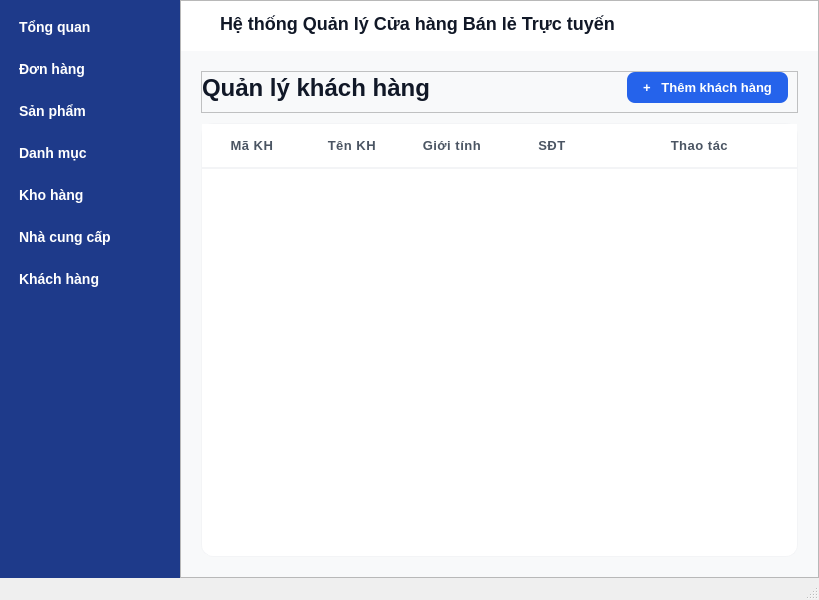
Above: ui/main.ui from doandt0612/retail-store-management before the change. Below: the same form after it.
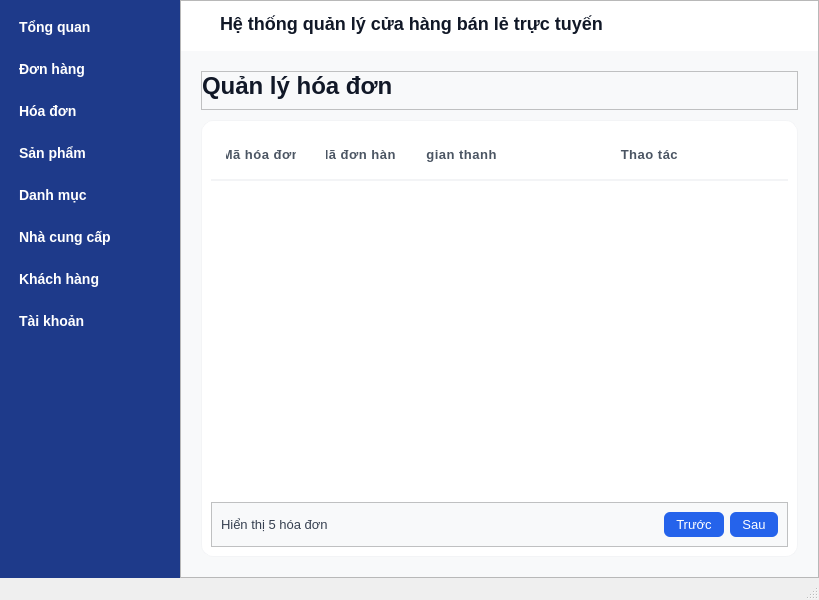
That is the form after the change.

Diff of the .ui file:
```diff
--- a/ui/main.ui
+++ b/ui/main.ui
@@ -129,6 +129,13 @@
          </property>
         </widget>
        </item>
+       <item>
+        <widget class="QPushButton" name="btnHoaDon">
+         <property name="text">
+          <string>Hóa đơn</string>
+         </property>
+        </widget>
+       </item>
        <item>
         <widget class="QPushButton" name="btnSanPham">
          <property name="text">
@@ -143,13 +150,6 @@
          </property>
         </widget>
        </item>
-       <item>
-        <widget class="QPushButton" name="btnKhoHang">
-         <property name="text">
-          <string>Kho hàng</string>
-         </property>
-        </widget>
-       </item>
        <item>
         <widget class="QPushButton" name="btnNhaCungCap">
          <property name="text">
@@ -164,6 +164,13 @@
          </property>
         </widget>
        </item>
+       <item>
+        <widget class="QPushButton" name="btnTaiKhoan">
+         <property name="text">
+          <string>Tài khoản</string>
+         </property>
+        </widget>
+       </item>
        <item>
         <spacer name="verticalSpacer">
          <property name="orientation">
@@ -267,7 +274,7 @@
 }</string>
             </property>
             <property name="text">
-             <string>Hệ thống Quản lý Cửa hàng Bán lẻ Trực tuyến</string>
+             <string>Hệ thống quản lý cửa hàng bán lẻ trực tuyến</string>
             </property>
             <property name="alignment">
              <set>Qt::AlignLeading|Qt::AlignLeft|Qt::AlignVCenter</set>
@@ -289,7 +296,7 @@
 }</string>
          </property>
          <property name="currentIndex">
-          <number>6</number>
+          <number>2</number>
          </property>
          <widget class="QWidget" name="pageTongQuan">
           <property name="styleSheet">
@@ -642,6 +649,214 @@
            </item>
           </layout>
          </widget>
+         <widget class="QWidget" name="pageHoaDon">
+          <property name="styleSheet">
+           <string notr="true">/* 1. Thiết lập nền cho trang */
+QWidget#pageHoaDon {
+    background-color: #f8f9fa; /* Màu xám cực nhạt giúp thẻ trắng nổi bật [cite: 98-99] */
+}
+
+/* 2. Tiêu đề trang */
+QLabel#lblTitleQuanLyHD {
+    font-size: 24px;
+    font-weight: bold;
+    color: #111827; /* Đen tuyền chuyên nghiệp [cite: 114-115, 170] */
+}
+
+/* 3. Thẻ chứa bảng (Frame) */
+QFrame#frHoaDon {
+    background-color: #ffffff;
+    border: 1px solid #f3f4f6;
+    border-radius: 12px; /* Bo góc đồng bộ với trang Sản phẩm và Đơn hàng [cite: 117, 174, 232] */
+}
+
+/* 4. Tùy chỉnh Bảng Hóa đơn */
+QTableWidget#tblHoaDon {
+    background-color: white;
+    border: none;
+    gridline-color: transparent; /* Ẩn lưới để trông sạch sẽ [cite: 108, 133, 210] */
+    outline: none;
+}
+
+/* Tiêu đề cột (Headers) */
+QHeaderView::section {
+    background-color: white;
+    padding: 15px;
+    border: none;
+    border-bottom: 2px solid #f3f4f6;
+    font-weight: bold;
+    color: #4b5563; /* Màu xám đậm chuyên nghiệp [cite: 118, 175, 233] */
+    text-transform: uppercase; /* BUỘC IN HOA TIÊU ĐỀ CỘT [cite: 67-68] */
+    letter-spacing: 0.5px;
+}
+
+/* 5. Các nút phân trang (Trước/Sau) */
+QPushButton#btnSau_3, QPushButton#btnTruoc_3 {
+    background-color: #2563eb; /* Màu xanh dương thương hiệu [cite: 116, 171, 230] */
+    color: white;
+    border-radius: 6px;
+    padding: 5px 12px;
+}
+
+QPushButton#btnSau_3:hover, QPushButton#btnTruoc_3:hover {
+    background-color: #1d4ed8; /* Hiệu ứng hover đậm hơn [cite: 172, 230] */
+}
+
+</string>
+          </property>
+          <layout class="QVBoxLayout" name="verticalLayout_8">
+           <property name="spacing">
+            <number>10</number>
+           </property>
+           <property name="leftMargin">
+            <number>20</number>
+           </property>
+           <property name="topMargin">
+            <number>20</number>
+           </property>
+           <property name="rightMargin">
+            <number>20</number>
+           </property>
+           <property name="bottomMargin">
+            <number>20</number>
+           </property>
+           <item>
+            <widget class="QFrame" name="frTitleHD">
+             <property name="frameShape">
+              <enum>QFrame::StyledPanel</enum>
+             </property>
+             <property name="frameShadow">
+              <enum>QFrame::Raised</enum>
+             </property>
+             <layout class="QHBoxLayout" name="horizontalLayout_13">
+              <property name="leftMargin">
+               <number>0</number>
+              </property>
+              <property name="topMargin">
+               <number>0</number>
+              </property>
+              <item>
+               <widget class="QLabel" name="lblTitleQuanLyHD">
+                <property name="text">
+                 <string>Quản lý hóa đơn</string>
+                </property>
+               </widget>
+              </item>
+              <item>
+               <spacer name="horizontalSpacer_12">
+                <property name="orientation">
+                 <enum>Qt::Horizontal</enum>
+                </property>
+                <property name="sizeHint" stdset="0">
+                 <size>
+                  <width>388</width>
+                  <height>20</height>
+                 </size>
+                </property>
+               </spacer>
+              </item>
+             </layout>
+            </widget>
+           </item>
+           <item>
+            <widget class="QFrame" name="frHoaDon">
+             <property name="frameShape">
+              <enum>QFrame::StyledPanel</enum>
+             </property>
+             <property name="frameShadow">
+              <enum>QFrame::Raised</enum>
+             </property>
+             <layout class="QVBoxLayout" name="verticalLayout_7">
+              <item>
+               <widget class="QTableWidget" name="tblHoaDon">
+                <property name="alternatingRowColors">
+                 <bool>true</bool>
+                </property>
+                <property name="selectionBehavior">
+                 <enum>QAbstractItemView::SelectRows</enum>
+                </property>
+                <property name="showGrid">
+                 <bool>false</bool>
+                </property>
+                <attribute name="horizontalHeaderShowSortIndicator" stdset="0">
+                 <bool>false</bool>
+                </attribute>
+                <attribute name="horizontalHeaderStretchLastSection">
+                 <bool>true</bool>
+                </attribute>
+                <column>
+                 <property name="text">
+                  <string>Mã hóa đơn</string>
+                 </property>
+                </column>
+                <column>
+                 <property name="text">
+                  <string>Mã đơn hàng</string>
+                 </property>
+                </column>
+                <column>
+                 <property name="text">
+                  <string>Thời gian thanh toán</string>
+                 </property>
+                </column>
+                <column>
+                 <property name="text">
+                  <string>Thao tác</string>
+                 </property>
+                </column>
+               </widget>
+              </item>
+              <item>
+               <widget class="QFrame" name="frPhanTrangHD">
+                <property name="frameShape">
+                 <enum>QFrame::StyledPanel</enum>
+                </property>
+                <property name="frameShadow">
+                 <enum>QFrame::Raised</enum>
+                </property>
+                <layout class="QHBoxLayout" name="horizontalLayout_3">
+                 <item>
+                  <widget class="QLabel" name="lblHienThiHD">
+                   <property name="text">
+                    <string>Hiển thị 5 hóa đơn</string>
+                   </property>
+                  </widget>
+                 </item>
+                 <item>
+                  <spacer name="horizontalSpacer_11">
+                   <property name="orientation">
+                    <enum>Qt::Horizontal</enum>
+                   </property>
+                   <property name="sizeHint" stdset="0">
+                    <size>
+                     <width>326</width>
+                     <height>20</height>
+                    </size>
+                   </property>
+                  </spacer>
+                 </item>
+                 <item>
+                  <widget class="QPushButton" name="btnTruoc_3">
+                   <property name="text">
+                    <string>Trước</string>
+                   </property>
+                  </widget>
+                 </item>
+                 <item>
+                  <widget class="QPushButton" name="btnSau_3">
+                   <property name="text">
+                    <string>Sau</string>
+                   </property>
+                  </widget>
+                 </item>
+                </layout>
+               </widget>
+              </item>
+             </layout>
+            </widget>
+           </item>
+          </layout>
+         </widget>
          <widget class="QWidget" name="pageSanPham">
           <property name="styleSheet">
            <string notr="true">/* Tiêu đề trang */
@@ -1510,6 +1725,11 @@
                <string>Mã KH</string>
               </property>
              </column>
+             <column>
+              <property name="text">
+               <string>Mã tài khoản</string>
+              </property>
+             </column>
              <column>
               <property name="text">
                <string>Tên KH</string>
@@ -1527,6 +1747,177 @@
              </column>
              <column>
               <property name="text">
+               <string>Email</string>
+              </property>
+             </column>
+             <column>
+              <property name="text">
+               <string>Thao tác</string>
+              </property>
+             </column>
+            </widget>
+           </item>
+          </layout>
+         </widget>
+         <widget class="QWidget" name="pageTaiKhoan">
+          <property name="styleSheet">
+           <string notr="true">/* 1. Thiết lập nền xám nhạt cho toàn trang [cite: 98-99] */
+QWidget#pageTaiKhoan {
+    background-color: #f8f9fa;
+}
+
+/* 2. Tiêu đề trang (Quản lý tài khoản) [cite: 64-65, 114-115, 170] */
+QLabel#lblTitleQuanLyTK {
+    font-size: 24px;
+    font-weight: bold;
+    color: #111827;
+}
+
+/* 3. Nút Thêm tài khoản (+ Thêm tài khoản) [cite: 116, 171, 230, 249, 319] */
+QPushButton#btnThemTK {
+    background-color: #2563eb; /* Màu xanh dương thương hiệu */
+    color: white;
+    font-weight: bold;
+    border-radius: 8px;
+    padding: 8px 20px;
+}
+
+QPushButton#btnThemTK:hover {
+    background-color: #1d4ed8; /* Đậm hơn khi di chuột qua [cite: 172, 230, 250] */
+}
+
+/* 4. Kiểu dáng Bảng Danh sách tài khoản (Card UI) [cite: 101-102, 117, 174, 231-232, 251] */
+QTableWidget#tblDanhSachTK {
+    background-color: white;
+    border: 1px solid #f3f4f6;
+    border-radius: 12px;
+    gridline-color: transparent; /* Ẩn lưới để bảng sạch sẽ như Figma [cite: 133, 210, 243] */
+    outline: none;
+}
+
+/* Tiêu đề cột (Headers) - BUỘC IN HOA [cite: 66-69, 118, 175, 233, 252] */
+QHeaderView::section {
+    background-color: white;
+    padding: 12px;
+    border: none;
+    border-bottom: 2px solid #f3f4f6;
+    font-weight: bold;
+    color: #4b5563;
+    text-align: left;
+}
+
+/* Hiệu ứng khi chọn dòng trong bảng [cite: 192-193] */
+QTableWidget#tblDanhSachTK::item:selected {
+    background-color: #eff6ff; /* Xanh nhạt tinh tế */
+    color: #2563eb;
+}</string>
+          </property>
+          <layout class="QVBoxLayout" name="verticalLayout_18">
+           <property name="spacing">
+            <number>10</number>
+           </property>
+           <property name="leftMargin">
+            <number>20</number>
+           </property>
+           <property name="topMargin">
+            <number>20</number>
+           </property>
+           <property name="rightMargin">
+            <number>20</number>
+           </property>
+           <property name="bottomMargin">
+            <number>20</number>
+           </property>
+           <item>
+            <widget class="QFrame" name="frQuanLyTK">
+             <property name="frameShape">
+              <enum>QFrame::StyledPanel</enum>
+             </property>
+             <property name="frameShadow">
+              <enum>QFrame::Raised</enum>
+             </property>
+             <layout class="QHBoxLayout" name="_2">
+              <property name="leftMargin">
+               <number>0</number>
+              </property>
+              <property name="topMargin">
+               <number>0</number>
+              </property>
+              <property name="rightMargin">
+               <number>9</number>
+              </property>
+              <item>
+               <widget class="QLabel" name="lblTitleQuanLyTK">
+                <property name="text">
+                 <string>Quản lý tài khoản</string>
+                </property>
+               </widget>
+              </item>
+              <item>
+               <spacer name="horizontalSpacer_9">
+                <property name="orientation">
+                 <enum>Qt::Horizontal</enum>
+                </property>
+                <property name="sizeHint" stdset="0">
+                 <size>
+                  <width>182</width>
+                  <height>20</height>
+                 </size>
+                </property>
+               </spacer>
+              </item>
+              <item>
+               <widget class="QPushButton" name="btnThemTK">
+                <property name="text">
+                 <string>+    Thêm tài khoản</string>
+                </property>
+               </widget>
+              </item>
+             </layout>
+            </widget>
+           </item>
+           <item>
+            <widget class="QTableWidget" name="tblDanhSachTK">
+             <property name="alternatingRowColors">
+              <bool>true</bool>
+             </property>
+             <property name="selectionBehavior">
+              <enum>QAbstractItemView::SelectRows</enum>
+             </property>
+             <property name="showGrid">
+              <bool>false</bool>
+             </property>
+             <attribute name="horizontalHeaderShowSortIndicator" stdset="0">
+              <bool>false</bool>
+             </attribute>
+             <attribute name="horizontalHeaderStretchLastSection">
+              <bool>true</bool>
+             </attribute>
+             <attribute name="verticalHeaderStretchLastSection">
+              <bool>false</bool>
+             </attribute>
+             <column>
+              <property name="text">
+               <string>Mã tài khoản</string>
+              </property>
+             </column>
+             <column>
+              <property name="text">
+               <string>Tên đăng nhập</string>
+              </property>
+             </column>
+             <column>
+              <property name="text">
+               <string>Vai trò</string>
+              </property>
+             </column>
+             <column>
+              <property name="text">
+               <string>Trạng thái</string>
+              </property>
+             </column>
+             <column>
+              <property name="text">
                <string>Thao tác</string>
               </property>
              </column>
```
Left out of the diff: 166 changed lines with no effect on the pictures.
